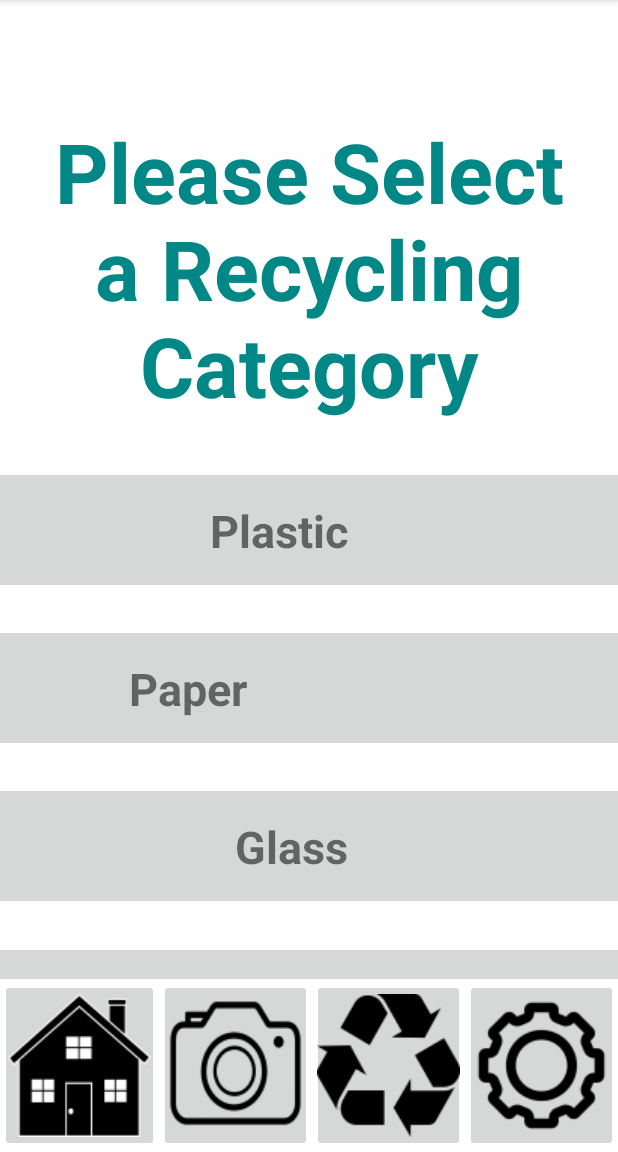
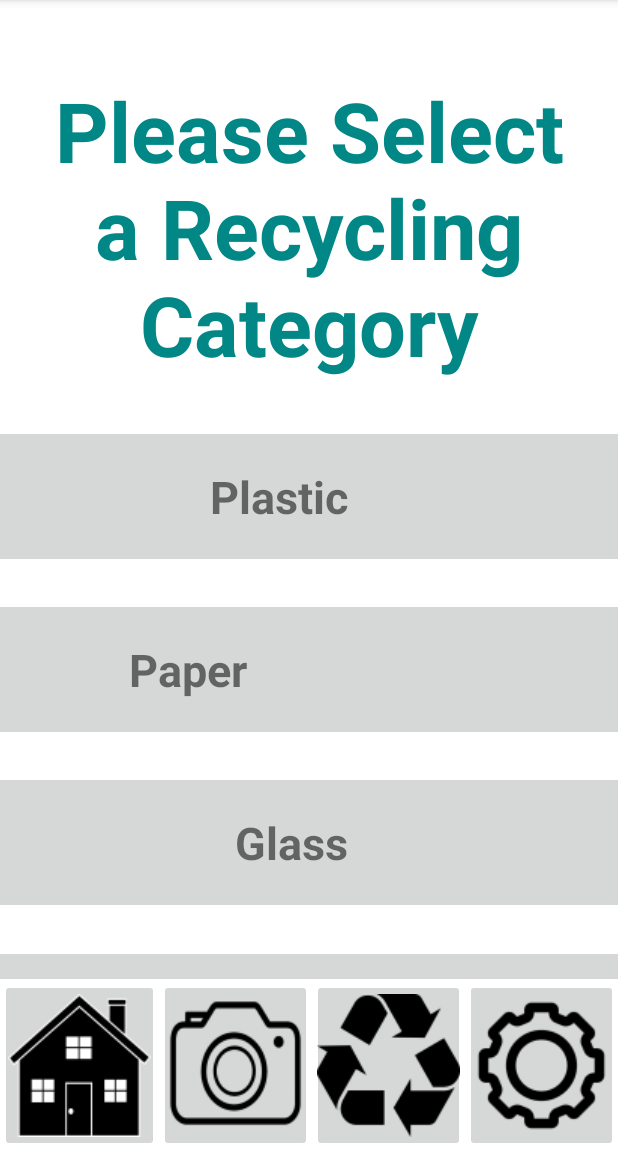
Before and after one commit to RecyclingRaccoons/AppCode, an Android app: the RecyclingCategories screen opened directly, with no data from a screen before it, on a phone screen of 412 x 824 dp, the part 84-1236 px from its top. Run offline under Robolectric (Android 15) with nearby library versions, the light colour scheme and no system bars.

Commit message:
Merge remote-tracking branch 'github/master'

```diff
--- a/app/src/main/res/layout/activity_main.xml
+++ b/app/src/main/res/layout/activity_main.xml
@@ -78,6 +78,7 @@
             android:layout_width="wrap_content"
             android:layout_height="wrap_content"
             android:layout_weight="1"
+            android:onClick="toHomePage"
             app:srcCompat="@drawable/house_small" />
 
         <ImageButton
--- a/app/src/main/res/layout/activity_recycling_categories.xml
+++ b/app/src/main/res/layout/activity_recycling_categories.xml
@@ -7,24 +7,11 @@
     android:layout_height="match_parent"
     tools:context=".RecyclingCategories">
 
-    <ImageButton
-        android:id="@+id/exitButton"
-        android:layout_width="wrap_content"
-        android:layout_height="wrap_content"
-        android:layout_marginTop="10dp"
-        android:layout_marginEnd="525dp"
-        android:contentDescription="@string/exit"
-        android:onClick="exitToHome"
-        app:layout_constraintEnd_toEndOf="parent"
-        app:layout_constraintStart_toStartOf="parent"
-        app:layout_constraintTop_toTopOf="parent"
-        app:srcCompat="@android:drawable/btn_dialog" />
-
     <TextView
         android:id="@+id/categoryHeading"
         android:layout_width="wrap_content"
         android:layout_height="wrap_content"
-        android:layout_marginTop="15dp"
+        android:layout_marginTop="50dp"
         android:text="@string/recyclingCategoryIntroduction"
         android:textAlignment="center"
         android:textColor="@color/teal_700"
@@ -33,12 +20,12 @@
         app:layout_constraintEnd_toEndOf="parent"
         app:layout_constraintHorizontal_bias="0.5"
         app:layout_constraintStart_toStartOf="parent"
-        app:layout_constraintTop_toBottomOf="@+id/exitButton" />
+        app:layout_constraintTop_toTopOf="parent" />
 
     <ImageButton
         android:id="@+id/plasticButton"
         android:layout_width="600dp"
-        android:layout_height="85dp"
+        android:layout_height="95dp"
         android:layout_marginStart="5dp"
         android:layout_marginTop="30dp"
         android:layout_marginEnd="5dp"
@@ -64,7 +51,7 @@
     <ImageButton
         android:id="@+id/paperButton"
         android:layout_width="600dp"
-        android:layout_height="85dp"
+        android:layout_height="95dp"
         android:layout_marginStart="5dp"
         android:layout_marginTop="20dp"
         android:layout_marginEnd="5dp"
@@ -90,7 +77,7 @@
     <ImageButton
         android:id="@+id/glassButton"
         android:layout_width="600dp"
-        android:layout_height="85dp"
+        android:layout_height="95dp"
         android:layout_marginStart="5dp"
         android:layout_marginTop="20dp"
         android:layout_marginEnd="5dp"
@@ -116,7 +103,7 @@
     <ImageButton
         android:id="@+id/metalButton"
         android:layout_width="600dp"
-        android:layout_height="85dp"
+        android:layout_height="95dp"
         android:layout_marginStart="5dp"
         android:layout_marginTop="20dp"
         android:layout_marginEnd="5dp"
@@ -159,6 +146,7 @@
             android:layout_width="wrap_content"
             android:layout_height="wrap_content"
             android:layout_weight="1"
+            android:onClick="toHomePage"
             app:srcCompat="@drawable/house_small" />
 
         <ImageButton
```
